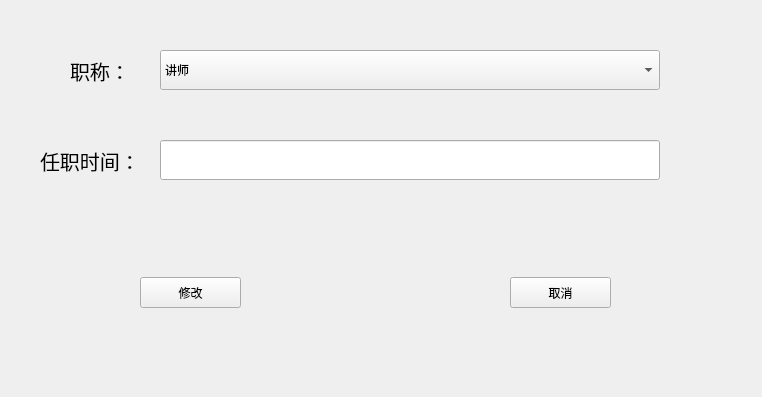
holyswordZZQ/TPSES, file resources/ui/modifyDetailWindow.ui: the form before one commit; both pictures show x 0 to 762 and y 210 to 607 of the 762 by 607 pixel window.
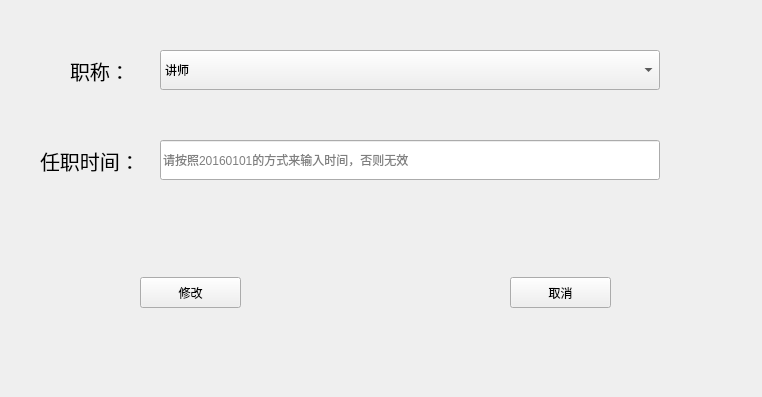
The form after the commit.

The edit to the form file:
```diff
--- a/resources/ui/modifyDetailWindow.ui
+++ b/resources/ui/modifyDetailWindow.ui
@@ -107,6 +107,9 @@
      <height>40</height>
     </rect>
    </property>
+   <property name="placeholderText">
+    <string>请按照20160101的方式来输入时间，否则无效</string>
+   </property>
   </widget>
   <widget class="QPushButton" name="ensureButton">
    <property name="geometry">
```
Left out of the diff: 5 changed lines with no effect on the pictures.
